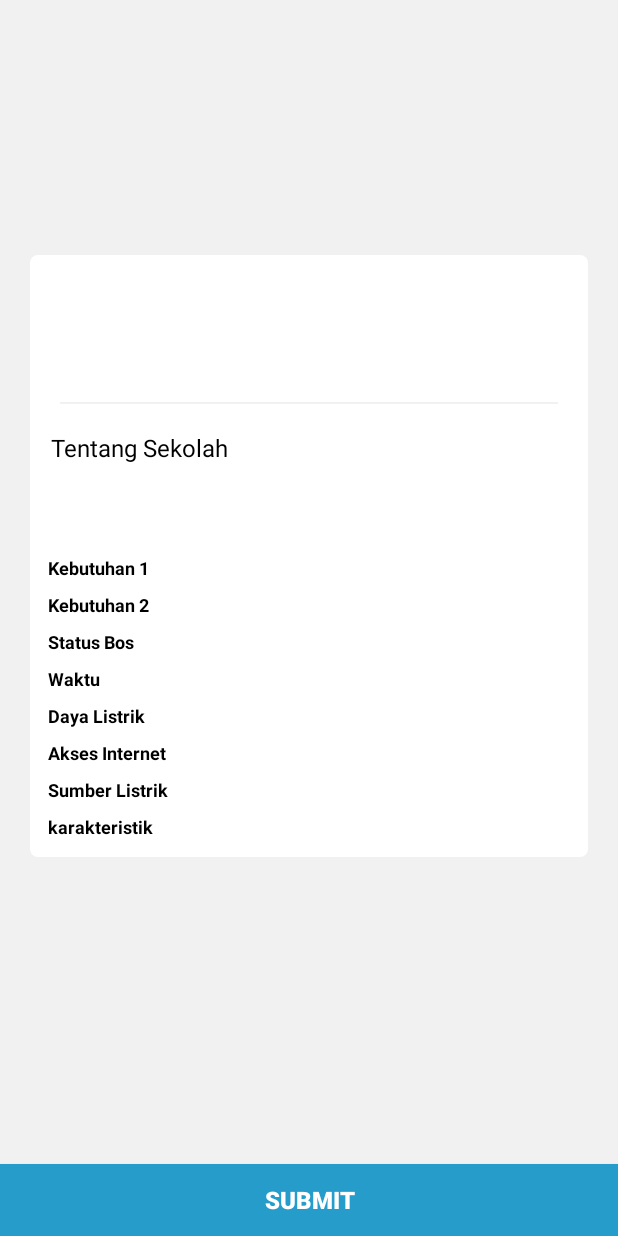
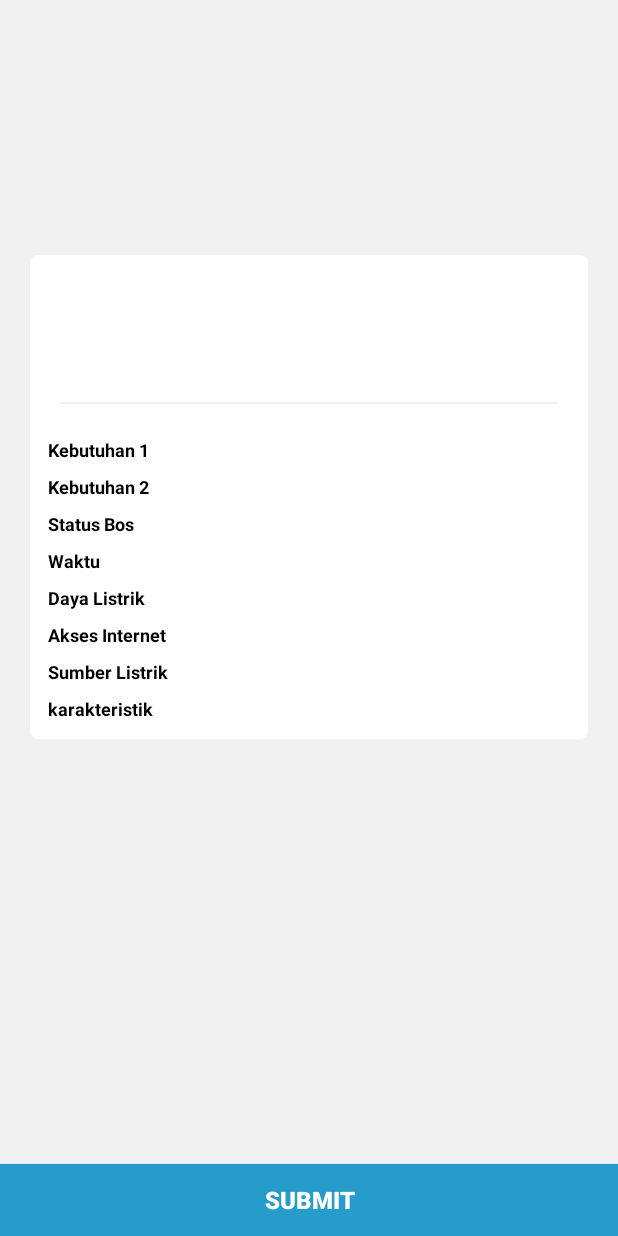
Before and after one commit to dinadhandayani/EDucation, an Android app: the DetailData screen opened directly, with no data from a screen before it, on a phone screen of 412 x 824 dp. Run offline under Robolectric (Android 15) with nearby library versions, the light colour scheme and no system bars; 1 statement that could not run was skipped.

Commit message:
edit front end

```diff
--- a/app/src/main/res/layout/activity_detail_data.xml
+++ b/app/src/main/res/layout/activity_detail_data.xml
@@ -74,17 +74,17 @@
                     android:textStyle="bold"
                     tools:text="SD Negeri 1 Pemuka" />
 
-                <TextView
-                    android:id="@+id/txt_dtl_about"
-                    android:layout_width="wrap_content"
-                    android:layout_height="wrap_content"
-                    android:layout_below="@id/line"
-                    android:paddingLeft="14dp"
-                    android:paddingTop="8dp"
-                    android:paddingBottom="4dp"
-                    android:text="Tentang Sekolah"
-                    android:textColor="@color/colorfontblack"
-                    android:textSize="16sp" />
+<!--                <TextView-->
+<!--                    android:id="@+id/txt_dtl_about"-->
+<!--                    android:layout_width="wrap_content"-->
+<!--                    android:layout_height="wrap_content"-->
+<!--                    android:layout_below="@id/line"-->
+<!--                    android:paddingLeft="14dp"-->
+<!--                    android:paddingTop="8dp"-->
+<!--                    android:paddingBottom="4dp"-->
+<!--                    android:text="Tentang Sekolah"-->
+<!--                    android:textColor="@color/colorfontblack"-->
+<!--                    android:textSize="16sp" />-->
 
 <!--                <TextView-->
 <!--                    android:id="@+id/txt_dtl_about2"-->
@@ -108,23 +108,23 @@
                     android:layout_marginRight="20dp"
                     android:layout_marginBottom="10dp"
                     android:background="@color/colorGray" />
-                <ScrollView
-                    android:id="@+id/sv_desc"
-                    android:layout_below="@id/txt_dtl_about"
-                    android:layout_width="match_parent"
-                    android:layout_height="match_parent">
-                    <TextView
-                        android:id="@+id/txt_dtl_desc"
-                        android:layout_width="match_parent"
-                        android:layout_height="200dp"
-                        android:padding="14dp"
-                        android:textColor="@color/colorfontblack"
-                        android:textSize="12sp"
-                        tools:text="desc" />
-                </ScrollView>
+<!--                <ScrollView-->
+<!--                    android:id="@+id/sv_desc"-->
+<!--                    android:layout_below="@id/line"-->
+<!--                    android:layout_width="match_parent"-->
+<!--                    android:layout_height="match_parent">-->
+<!--                    <TextView-->
+<!--                        android:id="@+id/txt_dtl_desc"-->
+<!--                        android:layout_width="match_parent"-->
+<!--                        android:layout_height="200dp"-->
+<!--                        android:padding="14dp"-->
+<!--                        android:textColor="@color/colorfontblack"-->
+<!--                        android:textSize="12sp"-->
+<!--                        tools:text="desc" />-->
+<!--                </ScrollView>-->
                 <TableLayout
                     android:id="@+id/tr_identitas"
-                    android:layout_below="@id/sv_desc"
+                    android:layout_below="@id/line"
                     android:layout_width="match_parent"
                     android:layout_height="wrap_content"
                     android:layout_marginTop="12dp"
```
